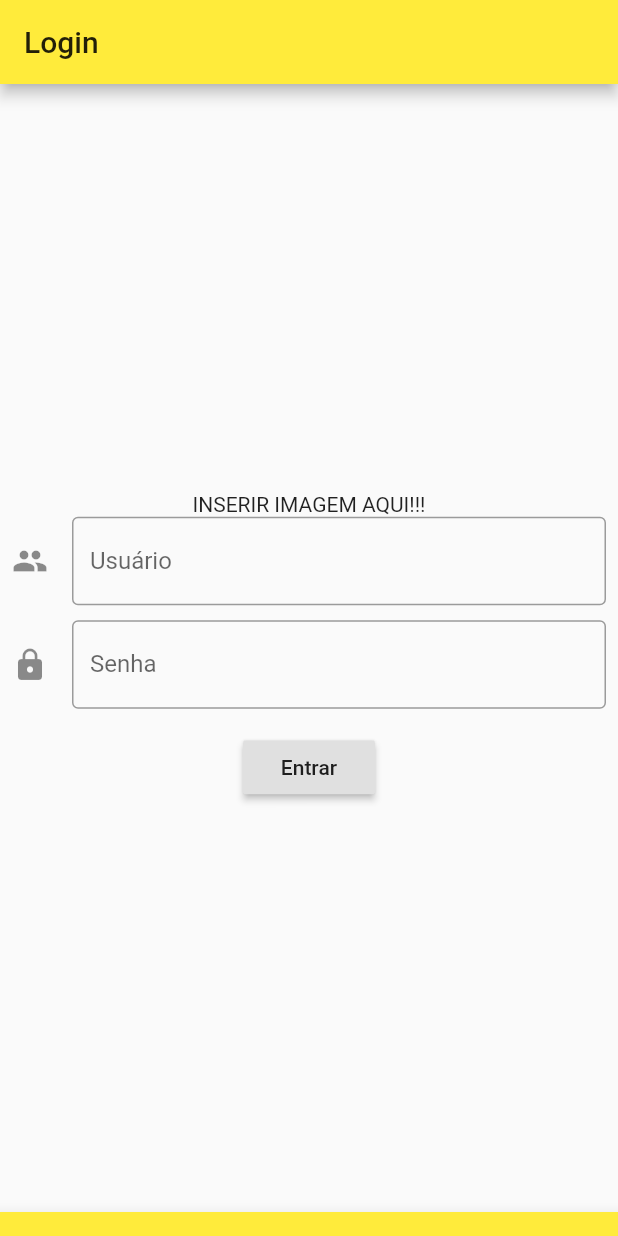
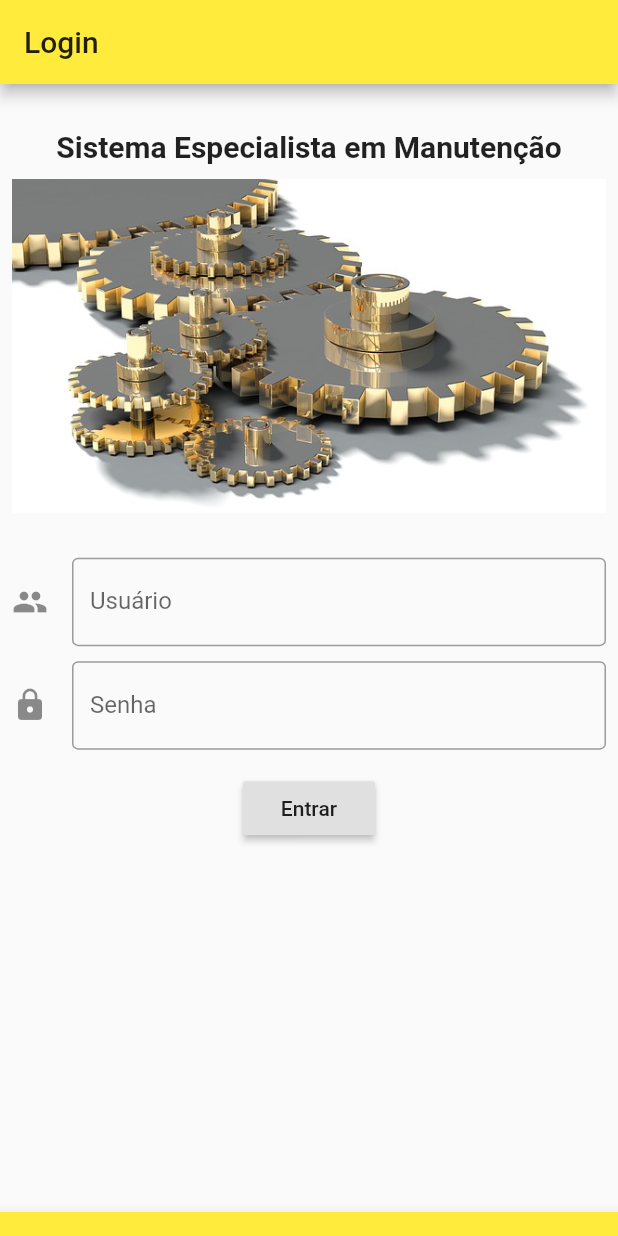
Before and after one commit to fernando-pina/Projeto-Pratico-Flutter, a Flutter app: the screen it shows after launch, on a phone screen of 412 x 824 dp. Run offline on Flutter 3.47's test engine with Material 2 defaults, Android fonts, the phone set to English and light mode, and no system bars.

Commit message:
Inserido: (1)imagem na tela login, (2)informações na tela sobre, (3)mensagem de 'ATENÇÃO! Login inválido.' na tela de login, (4) barra de rolagem na tela login.

```diff
--- a/lib/cadastro_cliente.dart
+++ b/lib/cadastro_cliente.dart
@@ -10,7 +10,7 @@ class CadastroClientes extends StatefulWidget {
 
 class _CadastroClientesState extends State<CadastroClientes> {
 
-  String msg = "";
+  //String msg = "";
 
   @override
   Widget build(BuildContext context) {
@@ -19,10 +19,10 @@ class _CadastroClientesState extends State<CadastroClientes> {
       body:Center(child: Text("Formulários...")),
       bottomNavigationBar: BottomAppBar(
         child: Container(
-          child: Text(msg),
-          color: Colors.yellow,
-        )
-      ),
+          child: Text("Sistema Especialista em Manutenção"),
+        ),
+        color: Colors.yellow,
+      )
     );
   }
 }
--- a/lib/menu.dart
+++ b/lib/menu.dart
@@ -14,7 +14,7 @@ class MenuIniciar extends StatefulWidget {
 
 class MenuIniciarState extends State<MenuIniciar> {
 
-  String msg = "";
+  //String msg = "";
 
   @override
   Widget build(BuildContext context) {
@@ -26,33 +26,47 @@ class MenuIniciarState extends State<MenuIniciar> {
         padding: EdgeInsets.all(20),
         child: ListView(
           children: <Widget>[
-            RaisedButton(onPressed: (){
+            RaisedButton(
+              onPressed: (){
                 Navigator.push(context, MaterialPageRoute(builder: (context) => CadastroClientes()));
               },
-            child: Text("Cadastrar Cliente")),
-            RaisedButton(onPressed: (){
+              child: Text("Cadastrar Cliente"),
+            ),
+
+            RaisedButton(
+              onPressed: (){
                 Navigator.push(context, MaterialPageRoute(builder: (context) => OrdemServico()));
               },
-            child: Text("Abrir Ordem de Serviço")),
-            RaisedButton(onPressed: (){
+              child: Text("Abrir Ordem de Serviço"),
+            ),
+
+            RaisedButton(
+              onPressed: (){
                 Navigator.push(context, MaterialPageRoute(builder: (context) => Sobre()));
               },
-            child: Text("Sobre o Sistema")),
-            RaisedButton(onPressed: (){
+              child: Text("Sobre o Sistema"),
+            ),
+
+            RaisedButton(
+              onPressed: (){
                 Navigator.pushReplacement(context, MaterialPageRoute(builder: (context) => TelaLogin()));
               },
-            child: Text("Logoff")),
-            RaisedButton(onPressed: (){},
-            child: Text("Sair do Sistema")),
+              child: Text("Logoff"),
+            ),
+
+            RaisedButton(
+              onPressed: (){},
+              child: Text("Sair do Sistema"),
+            ),
           ],
         ),
       ),
       bottomNavigationBar: BottomAppBar(
         child: Container(
-          child: Text(msg),
+          child: Text("Sistema Especialista em Manutenção"),
+        ),
         color: Colors.yellow,
       )
-      ),
     );
   }
 }
--- a/lib/ordem_servico.dart
+++ b/lib/ordem_servico.dart
@@ -10,7 +10,7 @@ class OrdemServico extends StatefulWidget {
 
 class _OrdemServicoState extends State<OrdemServico> {
 
-  String msg = "";
+  //String msg = "";
 
   @override
   Widget build(BuildContext context) {
@@ -19,10 +19,10 @@ class _OrdemServicoState extends State<OrdemServico> {
       body:Center(child: Text("Formulários / Botão ENVIAR/ Botão ???")),
       bottomNavigationBar: BottomAppBar(
         child: Container(
-          child: Text(msg),
-          color: Colors.yellow,
-        )
-      ),
+          child: Text("Sistema Especialista em Manutenção"),
+        ),
+        color: Colors.yellow,
+      )
     );
   }
 }
--- a/lib/tela_login.dart
+++ b/lib/tela_login.dart
@@ -1,6 +1,8 @@
 //
 // TELA DE LOGIN
 //
+import 'dart:ui';
+
 import 'package:flutter/material.dart';
 import 'package:sistema_especialista_flutter/menu.dart';
 
@@ -17,19 +19,34 @@ class _TelaLoginState extends State<TelaLogin> {
 
   @override
   Widget build(BuildContext context) {
-    return Scaffold( //Material(
+    return Scaffold(
       appBar: AppBar(title: Text("Login")),
       body: SizedBox(
         width: double.infinity,
         height: double.infinity,
+        child: SingleChildScrollView(
           child: Padding(
             padding: const EdgeInsets.all(8.0),
             child: Column(
+              children: [
+                //Text("Manutenção de Máquinas", style: TextStyle(fontSize: 25)),
+                SizedBox(height: 22),
+                Text("Sistema Especialista em Manutenção",
+                  style: TextStyle(
+                    fontSize: 20,
+                    fontWeight: FontWeight.bold
+                  ),
+                ),
+                SizedBox(height: 10),
+                Container(
+                  child: Image.asset("assets/imagens/rodas_dentadas.jpg"),
+                ),
+                SizedBox(height: 30),
+                Column(
                   mainAxisAlignment: MainAxisAlignment.center,
                   children: [
-              Text("INSERIR IMAGEM AQUI!!!"),
                     TextField(
-                onChanged: (text){//Escutar o que foi digitado
+                      onChanged: (text){ //Escutar o que foi digitado
                         usuario = text;
                       },
                       keyboardType: TextInputType.emailAddress,
@@ -41,7 +58,7 @@ class _TelaLoginState extends State<TelaLogin> {
                     ),
                     SizedBox(height: 10),
                     TextField(
-                onChanged: (text){//Escutar o que foi digitado
+                      onChanged: (text){ //Escutar o que foi digitado
                         senha = text;
                       },
                       obscureText: true,
@@ -54,26 +71,43 @@ class _TelaLoginState extends State<TelaLogin> {
                     SizedBox(height: 15),
                     RaisedButton(
                       onPressed: (){
+                        setState(() { //Atualiza o estado da tela
+
                           if(usuario == "fernando.pina" && senha == "123"){
-                    msg = "Logando...";
+                            //msg = "Logando...";
                             Navigator.pushReplacement(context, MaterialPageRoute(builder: (context) => MenuIniciar()));
                           } else {
+
+                            // final snackBar = SnackBar(content: Text('ANTEÇÃO! Login inválido.'));
                             msg = "ATENÇÃO! Login inválido.";
+                            // Scaffold.of(context).showSnackBar(snackBar);
                           }
+                        });
+
                       },
                       child: Text("Entrar"),
-              )
+                    ),
+                    SizedBox(height: 10),
+                    Text(msg,
+                      style: TextStyle(
+                        color: Colors.red,
+                        fontSize: 20,
+                        decoration: TextDecoration.underline,
+                      ),
+                    ),
+                  ],
+                ),
               ],
             ),
           ),
         ),
-      //setState ??? como usar???
+      ),
       bottomNavigationBar: BottomAppBar(
         child: Container(
-          child: Text(msg),
+          child: Text(""),
+        ),
         color: Colors.yellow,
       )
-      ),
     );
   }
 }
--- a/pubspec.yaml
+++ b/pubspec.yaml
@@ -44,6 +44,9 @@ flutter:
   # the material Icons class.
   uses-material-design: true
 
+  assets:
+    - assets/imagens/
+
   # To add assets to your application, add an assets section, like this:
   # assets:
   #   - images/a_dot_burr.jpeg
```
Also changed, not shown: lib/sobre.dart (+75 -5 lines), assets/imagens/autor_do_app.jpg (added), assets/imagens/rodas_dentadas.jpg (renamed from lib/imagens/rodas_dentadas.jpg). Lines whose indentation alone changed are shown as unchanged.
